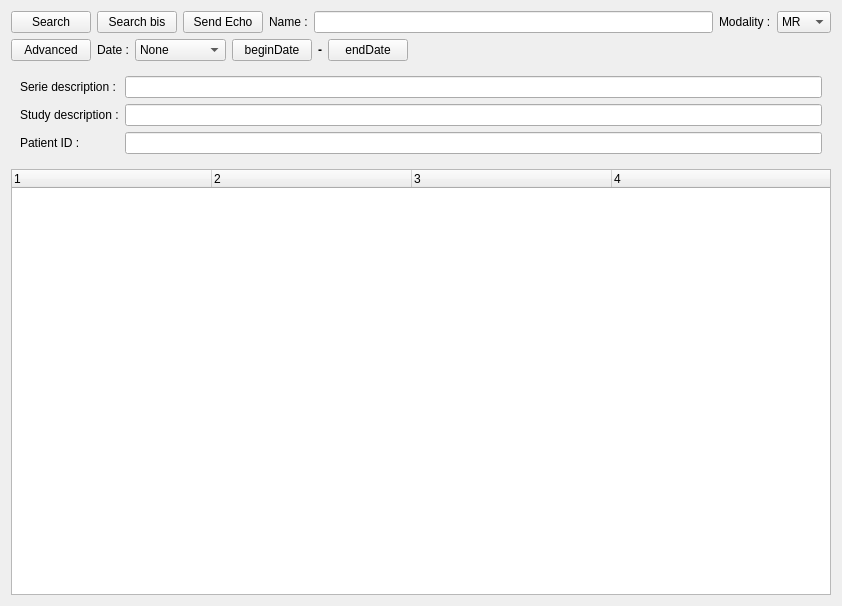
Qt form Code/qtdcm.ui (qtdcm/qtdcm) before a commit.
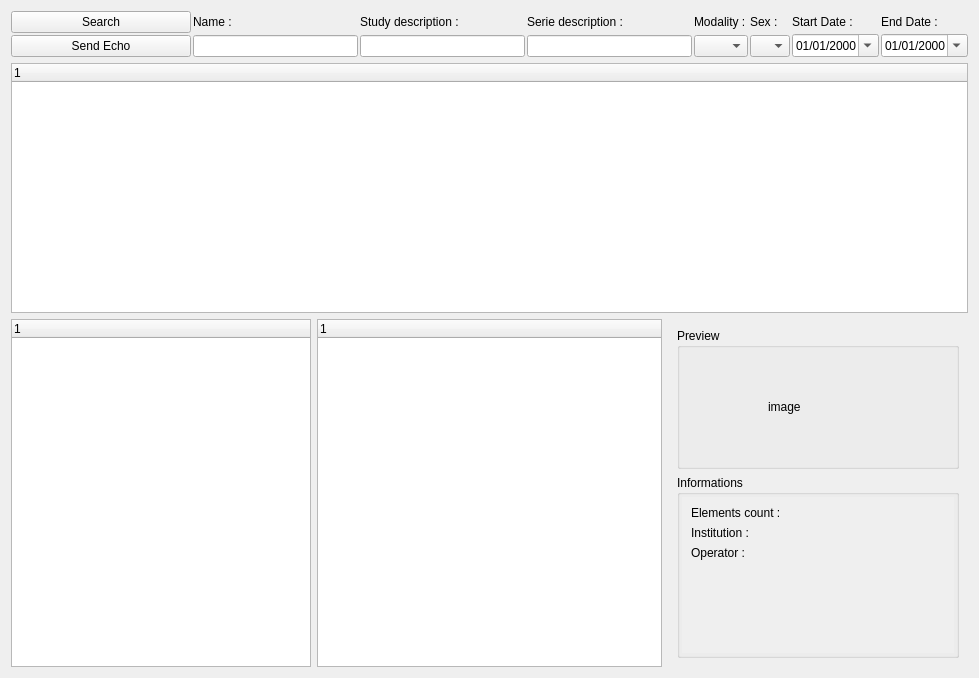
The same form after that commit.

The edit to the form file:
```diff
--- a/Code/qtdcm.ui
+++ b/Code/qtdcm.ui
@@ -6,8 +6,8 @@
    <rect>
     <x>0</x>
     <y>0</y>
-    <width>842</width>
-    <height>606</height>
+    <width>979</width>
+    <height>678</height>
    </rect>
   </property>
   <property name="windowTitle">
@@ -15,61 +15,104 @@
   </property>
   <layout class="QGridLayout" name="gridLayout_4">
    <item row="0" column="0">
-    <widget class="QFrame" name="searchFrame">
+    <widget class="QFrame" name="frame">
+     <property name="maximumSize">
+      <size>
+       <width>16777215</width>
+       <height>60</height>
+      </size>
+     </property>
      <property name="frameShape">
       <enum>QFrame::NoFrame</enum>
      </property>
      <property name="frameShadow">
-      <enum>QFrame::Plain</enum>
+      <enum>QFrame::Raised</enum>
      </property>
-     <layout class="QGridLayout" name="gridLayout_2">
+     <layout class="QGridLayout" name="gridLayout">
       <property name="margin">
        <number>0</number>
       </property>
-      <item row="0" column="0">
-       <widget class="QPushButton" name="searchButton">
-        <property name="text">
-         <string>Search</string>
-        </property>
-       </widget>
-      </item>
+      <property name="spacing">
+       <number>2</number>
+      </property>
       <item row="0" column="3">
-       <layout class="QHBoxLayout" name="horizontalLayout_4">
+       <layout class="QVBoxLayout" name="verticalLayout_5">
         <item>
-         <widget class="QLabel" name="label">
-          <property name="text">
-           <string>Name :</string>
-          </property>
-         </widget>
+         <layout class="QHBoxLayout" name="horizontalLayout_2">
+          <item>
+           <widget class="QLabel" name="label_10">
+            <property name="text">
+             <string>Study description :</string>
+            </property>
+           </widget>
+          </item>
+          <item>
+           <spacer name="horizontalSpacer_3">
+            <property name="orientation">
+             <enum>Qt::Horizontal</enum>
+            </property>
+            <property name="sizeHint" stdset="0">
+             <size>
+              <width>40</width>
+              <height>20</height>
+             </size>
+            </property>
+           </spacer>
+          </item>
+         </layout>
         </item>
         <item>
-         <widget class="QLineEdit" name="nameEdit"/>
+         <widget class="QLineEdit" name="studyDescriptionEdit"/>
         </item>
        </layout>
       </item>
       <item row="0" column="4">
-       <layout class="QHBoxLayout" name="horizontalLayout_5">
+       <layout class="QVBoxLayout" name="verticalLayout_6">
         <item>
-         <widget class="QLabel" name="label_3">
-          <property name="sizePolicy">
-           <sizepolicy hsizetype="Fixed" vsizetype="Preferred">
-            <horstretch>0</horstretch>
-            <verstretch>0</verstretch>
-           </sizepolicy>
-          </property>
+         <layout class="QHBoxLayout" name="horizontalLayout_6">
+          <item>
+           <widget class="QLabel" name="label_11">
+            <property name="text">
+             <string>Serie description :</string>
+            </property>
+           </widget>
+          </item>
+          <item>
+           <spacer name="horizontalSpacer_4">
+            <property name="orientation">
+             <enum>Qt::Horizontal</enum>
+            </property>
+            <property name="sizeHint" stdset="0">
+             <size>
+              <width>40</width>
+              <height>20</height>
+             </size>
+            </property>
+           </spacer>
+          </item>
+         </layout>
+        </item>
+        <item>
+         <widget class="QLineEdit" name="serieDescriptionEdit"/>
+        </item>
+       </layout>
+      </item>
+      <item row="0" column="5">
+       <layout class="QVBoxLayout" name="verticalLayout_7">
+        <item>
+         <widget class="QLabel" name="label_9">
           <property name="text">
            <string>Modality :</string>
           </property>
          </widget>
         </item>
         <item>
-         <widget class="QComboBox" name="modalityComboBox">
-          <property name="sizePolicy">
-           <sizepolicy hsizetype="Fixed" vsizetype="Fixed">
-            <horstretch>0</horstretch>
-            <verstretch>0</verstretch>
-           </sizepolicy>
-          </property>
+         <widget class="QComboBox" name="serieModalityComboBox">
+          <item>
+           <property name="text">
+            <string/>
+           </property>
+          </item>
           <item>
            <property name="text">
             <string>MR</string>
@@ -94,231 +137,439 @@
         </item>
        </layout>
       </item>
-      <item row="0" column="2">
-       <widget class="QPushButton" name="echoButton">
-        <property name="text">
-         <string>Send Echo</string>
-        </property>
-       </widget>
+      <item row="0" column="6">
+       <layout class="QVBoxLayout" name="verticalLayout_8">
+        <item>
+         <widget class="QLabel" name="label_8">
+          <property name="text">
+           <string>Sex :</string>
+          </property>
+         </widget>
+        </item>
+        <item>
+         <widget class="QComboBox" name="patientSexComboBox">
+          <property name="maximumSize">
+           <size>
+            <width>50</width>
+            <height>16777215</height>
+           </size>
+          </property>
+          <item>
+           <property name="text">
+            <string/>
+           </property>
+          </item>
+          <item>
+           <property name="text">
+            <string>M</string>
+           </property>
+          </item>
+          <item>
+           <property name="text">
+            <string>F</string>
+           </property>
+          </item>
+         </widget>
+        </item>
+       </layout>
+      </item>
+      <item row="0" column="7">
+       <layout class="QVBoxLayout" name="verticalLayout_9">
+        <item>
+         <widget class="QLabel" name="label_12">
+          <property name="text">
+           <string>Start Date :</string>
+          </property>
+         </widget>
+        </item>
+        <item>
+         <widget class="QDateEdit" name="startDateEdit">
+          <property name="dateTime">
+           <datetime>
+            <hour>0</hour>
+            <minute>0</minute>
+            <second>0</second>
+            <year>2000</year>
+            <month>1</month>
+            <day>1</day>
+           </datetime>
+          </property>
+          <property name="minimumDate">
+           <date>
+            <year>1790</year>
+            <month>9</month>
+            <day>14</day>
+           </date>
+          </property>
+          <property name="displayFormat">
+           <string>dd/MM/yyyy</string>
+          </property>
+          <property name="calendarPopup">
+           <bool>true</bool>
+          </property>
+         </widget>
+        </item>
+       </layout>
+      </item>
+      <item row="0" column="8">
+       <layout class="QVBoxLayout" name="verticalLayout_10">
+        <item>
+         <widget class="QLabel" name="label_13">
+          <property name="text">
+           <string>End Date :</string>
+          </property>
+         </widget>
+        </item>
+        <item>
+         <widget class="QDateEdit" name="endDateEdit">
+          <property name="displayFormat">
+           <string>dd/MM/yyyy</string>
+          </property>
+          <property name="calendarPopup">
+           <bool>true</bool>
+          </property>
+         </widget>
+        </item>
+       </layout>
       </item>
       <item row="0" column="1">
-       <widget class="QPushButton" name="searchBisButton">
-        <property name="text">
-         <string>Search bis</string>
-        </property>
-       </widget>
+       <layout class="QVBoxLayout" name="verticalLayout">
+        <item>
+         <widget class="QPushButton" name="searchButton">
+          <property name="minimumSize">
+           <size>
+            <width>180</width>
+            <height>0</height>
+           </size>
+          </property>
+          <property name="text">
+           <string>Search</string>
+          </property>
+         </widget>
+        </item>
+        <item>
+         <widget class="QPushButton" name="echoButton">
+          <property name="text">
+           <string>Send Echo</string>
+          </property>
+         </widget>
+        </item>
+       </layout>
+      </item>
+      <item row="0" column="2">
+       <layout class="QVBoxLayout" name="verticalLayout_4">
+        <item>
+         <layout class="QHBoxLayout" name="horizontalLayout">
+          <item>
+           <widget class="QLabel" name="label_7">
+            <property name="text">
+             <string>Name :</string>
+            </property>
+           </widget>
+          </item>
+          <item>
+           <spacer name="horizontalSpacer_2">
+            <property name="orientation">
+             <enum>Qt::Horizontal</enum>
+            </property>
+            <property name="sizeHint" stdset="0">
+             <size>
+              <width>40</width>
+              <height>20</height>
+             </size>
+            </property>
+           </spacer>
+          </item>
+         </layout>
+        </item>
+        <item>
+         <widget class="QLineEdit" name="nameEdit">
+          <property name="minimumSize">
+           <size>
+            <width>160</width>
+            <height>0</height>
+           </size>
+          </property>
+         </widget>
+        </item>
+       </layout>
       </item>
      </layout>
     </widget>
    </item>
    <item row="1" column="0">
-    <widget class="QFrame" name="searchAdvancedFrame">
+    <widget class="QFrame" name="frame_2">
+     <property name="maximumSize">
+      <size>
+       <width>16777215</width>
+       <height>250</height>
+      </size>
+     </property>
      <property name="frameShape">
       <enum>QFrame::NoFrame</enum>
      </property>
      <property name="frameShadow">
-      <enum>QFrame::Plain</enum>
+      <enum>QFrame::Raised</enum>
      </property>
-     <layout class="QGridLayout" name="gridLayout_3">
+     <layout class="QGridLayout" name="gridLayout_2">
       <property name="margin">
        <number>0</number>
       </property>
+      <property name="spacing">
+       <number>2</number>
+      </property>
       <item row="0" column="0">
-       <layout class="QHBoxLayout" name="horizontalLayout_7">
-        <item>
-         <widget class="QPushButton" name="advancedButton">
-          <property name="text">
-           <string>Advanced</string>
-          </property>
-         </widget>
-        </item>
-        <item>
-         <layout class="QHBoxLayout" name="horizontalLayout_3">
-          <item>
-           <widget class="QLabel" name="label_2">
-            <property name="text">
-             <string>Date :</string>
-            </property>
-           </widget>
-          </item>
-          <item>
-           <widget class="QComboBox" name="dateComboBox">
-            <item>
-             <property name="text">
-              <string>None</string>
-             </property>
-            </item>
-            <item>
-             <property name="text">
-              <string>Aujourd'hui</string>
-             </property>
-            </item>
-            <item>
-             <property name="text">
-              <string>Hier</string>
-             </property>
-            </item>
-            <item>
-             <property name="text">
-              <string>Date</string>
-             </property>
-            </item>
-            <item>
-             <property name="text">
-              <string>Range</string>
-             </property>
-            </item>
-           </widget>
-          </item>
-         </layout>
-        </item>
-       </layout>
-      </item>
-      <item row="0" column="1">
-       <layout class="QHBoxLayout" name="layoutDate">
-        <item>
-         <widget class="QPushButton" name="dateBeginButton">
-          <property name="text">
-           <string>beginDate</string>
-          </property>
-         </widget>
-        </item>
-        <item>
-         <layout class="QHBoxLayout" name="layoutEndDate">
-          <item>
-           <widget class="QLabel" name="labelTiret">
-            <property name="font">
-             <font>
-              <weight>75</weight>
-              <bold>true</bold>
-             </font>
-            </property>
-            <property name="text">
-             <string>-</string>
-            </property>
-            <property name="alignment">
-             <set>Qt::AlignCenter</set>
-            </property>
-           </widget>
-          </item>
-          <item>
-           <widget class="QPushButton" name="dateEndButton">
-            <property name="text">
-             <string>endDate</string>
-            </property>
-           </widget>
-          </item>
-         </layout>
-        </item>
-       </layout>
-      </item>
-      <item row="0" column="2">
-       <spacer name="horizontalSpacer">
-        <property name="orientation">
-         <enum>Qt::Horizontal</enum>
-        </property>
-        <property name="sizeHint" stdset="0">
+       <widget class="QTreeWidget" name="treeWidgetPatients">
+        <property name="maximumSize">
          <size>
-          <width>370</width>
-          <height>20</height>
+          <width>16777215</width>
+          <height>250</height>
          </size>
         </property>
-       </spacer>
+        <property name="alternatingRowColors">
+         <bool>true</bool>
+        </property>
+        <property name="rootIsDecorated">
+         <bool>false</bool>
+        </property>
+        <property name="animated">
+         <bool>true</bool>
+        </property>
+        <property name="expandsOnDoubleClick">
+         <bool>false</bool>
+        </property>
+        <column>
+         <property name="text">
+          <string notr="true">1</string>
+         </property>
+        </column>
+       </widget>
       </item>
      </layout>
     </widget>
    </item>
    <item row="2" column="0">
-    <widget class="QFrame" name="advancedFrame">
-     <property name="frameShape">
-      <enum>QFrame::NoFrame</enum>
-     </property>
-     <property name="frameShadow">
-      <enum>QFrame::Plain</enum>
-     </property>
-     <layout class="QGridLayout" name="gridLayout">
-      <item row="0" column="0">
-       <layout class="QVBoxLayout" name="verticalLayout_2">
-        <item>
-         <widget class="QLabel" name="label_4">
-          <property name="text">
-           <string>Serie description :</string>
+    <layout class="QHBoxLayout" name="horizontalLayout_3">
+     <item>
+      <widget class="QTreeWidget" name="treeWidgetStudies">
+       <property name="maximumSize">
+        <size>
+         <width>300</width>
+         <height>16777215</height>
+        </size>
+       </property>
+       <property name="alternatingRowColors">
+        <bool>true</bool>
+       </property>
+       <property name="rootIsDecorated">
+        <bool>false</bool>
+       </property>
+       <property name="animated">
+        <bool>true</bool>
+       </property>
+       <column>
+        <property name="text">
+         <string notr="true">1</string>
+        </property>
+       </column>
+      </widget>
+     </item>
+     <item>
+      <widget class="QTreeWidget" name="treeWidgetSeries">
+       <property name="alternatingRowColors">
+        <bool>true</bool>
+       </property>
+       <property name="animated">
+        <bool>true</bool>
+       </property>
+       <column>
+        <property name="text">
+         <string notr="true">1</string>
+        </property>
+       </column>
+      </widget>
+     </item>
+     <item>
+      <widget class="QFrame" name="detailsFrame">
+       <property name="minimumSize">
+        <size>
+         <width>250</width>
+         <height>0</height>
+        </size>
+       </property>
+       <property name="maximumSize">
+        <size>
+         <width>300</width>
+         <height>16777215</height>
+        </size>
+       </property>
+       <property name="frameShape">
+        <enum>QFrame::NoFrame</enum>
+       </property>
+       <property name="frameShadow">
+        <enum>QFrame::Raised</enum>
+       </property>
+       <layout class="QGridLayout" name="gridLayout_5">
+        <item row="0" column="0">
+         <widget class="QGroupBox" name="previewGroupBox">
+          <property name="maximumSize">
+           <size>
+            <width>300</width>
+            <height>16777215</height>
+           </size>
           </property>
-         </widget>
-        </item>
-        <item>
-         <widget class="QLabel" name="label_5">
-          <property name="text">
-           <string>Study description :</string>
+          <property name="title">
+           <string>Preview</string>
           </property>
+          <layout class="QGridLayout" name="gridLayout_6">
+           <item row="0" column="0">
+            <widget class="QLabel" name="imageLabel">
+             <property name="minimumSize">
+              <size>
+               <width>100</width>
+               <height>100</height>
+              </size>
+             </property>
+             <property name="maximumSize">
+              <size>
+               <width>100</width>
+               <height>100</height>
+              </size>
+             </property>
+             <property name="text">
+              <string>image</string>
+             </property>
+            </widget>
+           </item>
+          </layout>
          </widget>
         </item>
-        <item>
-         <widget class="QLabel" name="label_6">
-          <property name="text">
-           <string>Patient ID :</string>
+        <item row="1" column="0">
+         <widget class="QGroupBox" name="infosGroupBox">
+          <property name="sizePolicy">
+           <sizepolicy hsizetype="Minimum" vsizetype="Minimum">
+            <horstretch>0</horstretch>
+            <verstretch>0</verstretch>
+           </sizepolicy>
           </property>
+          <property name="minimumSize">
+           <size>
+            <width>200</width>
+            <height>0</height>
+           </size>
+          </property>
+          <property name="maximumSize">
+           <size>
+            <width>300</width>
+            <height>16777215</height>
+           </size>
+          </property>
+          <property name="title">
+           <string>Informations</string>
+          </property>
+          <layout class="QGridLayout" name="gridLayout_3">
+           <property name="margin">
+            <number>2</number>
+           </property>
+           <property name="spacing">
+            <number>2</number>
+           </property>
+           <item row="0" column="0">
+            <widget class="QScrollArea" name="scrollArea">
+             <property name="frameShape">
+              <enum>QFrame::NoFrame</enum>
+             </property>
+             <property name="widgetResizable">
+              <bool>true</bool>
+             </property>
+             <widget class="QWidget" name="scrollAreaWidgetContents">
+              <property name="geometry">
+               <rect>
+                <x>0</x>
+                <y>0</y>
+                <width>270</width>
+                <height>154</height>
+               </rect>
+              </property>
+              <layout class="QVBoxLayout" name="verticalLayout_2">
+               <item>
+                <layout class="QHBoxLayout" name="horizontalLayout_4">
+                 <item>
+                  <widget class="QLabel" name="label">
+                   <property name="text">
+                    <string>Elements count :</string>
+                   </property>
+                  </widget>
+                 </item>
+                 <item>
+                  <widget class="QLabel" name="elementCountLabel">
+                   <property name="text">
+                    <string/>
+                   </property>
+                  </widget>
+                 </item>
+                </layout>
+               </item>
+               <item>
+                <layout class="QHBoxLayout" name="horizontalLayout_5">
+                 <item>
+                  <widget class="QLabel" name="label_3">
+                   <property name="text">
+                    <string>Institution :</string>
+                   </property>
+                  </widget>
+                 </item>
+                 <item>
+                  <widget class="QLabel" name="institutionLabel">
+                   <property name="text">
+                    <string/>
+                   </property>
+                  </widget>
+                 </item>
+                </layout>
+               </item>
+               <item>
+                <layout class="QHBoxLayout" name="horizontalLayout_7">
+                 <item>
+                  <widget class="QLabel" name="label_5">
+                   <property name="text">
+                    <string>Operator :</string>
+                   </property>
+                  </widget>
+                 </item>
+                 <item>
+                  <widget class="QLabel" name="operatorLabel">
+                   <property name="text">
+                    <string/>
+                   </property>
+                  </widget>
+                 </item>
+                </layout>
+               </item>
+               <item>
+                <spacer name="verticalSpacer">
+                 <property name="orientation">
+                  <enum>Qt::Vertical</enum>
+                 </property>
+                 <property name="sizeHint" stdset="0">
+                  <size>
+                   <width>20</width>
+                   <height>40</height>
+                  </size>
+                 </property>
+                </spacer>
+               </item>
+              </layout>
+             </widget>
+            </widget>
+           </item>
+          </layout>
          </widget>
         </item>
        </layout>
-      </item>
-      <item row="0" column="1">
-       <layout class="QVBoxLayout" name="verticalLayout">
-        <item>
-         <widget class="QLineEdit" name="serieDescriptionEdit"/>
-        </item>
-        <item>
-         <widget class="QLineEdit" name="studyDescriptionEdit"/>
-        </item>
-        <item>
-         <widget class="QLineEdit" name="patientIdEdit"/>
-        </item>
-       </layout>
-      </item>
-     </layout>
-    </widget>
-   </item>
-   <item row="3" column="0">
-    <widget class="QTreeWidget" name="treeWidget">
-     <property name="sizePolicy">
-      <sizepolicy hsizetype="Expanding" vsizetype="Expanding">
-       <horstretch>0</horstretch>
-       <verstretch>0</verstretch>
-      </sizepolicy>
-     </property>
-     <property name="animated">
-      <bool>false</bool>
-     </property>
-     <property name="columnCount">
-      <number>4</number>
-     </property>
-     <attribute name="headerCascadingSectionResizes">
-      <bool>true</bool>
-     </attribute>
-     <attribute name="headerDefaultSectionSize">
-      <number>200</number>
-     </attribute>
-     <column>
-      <property name="text">
-       <string notr="true">1</string>
-      </property>
-     </column>
-     <column>
-      <property name="text">
-       <string notr="true">2</string>
-      </property>
-     </column>
-     <column>
-      <property name="text">
-       <string notr="true">3</string>
-      </property>
-     </column>
-     <column>
-      <property name="text">
-       <string notr="true">4</string>
-      </property>
-     </column>
-    </widget>
+      </widget>
+     </item>
+    </layout>
    </item>
   </layout>
  </widget>
```
Left out of the diff: 5 changed lines with no effect on the pictures.
